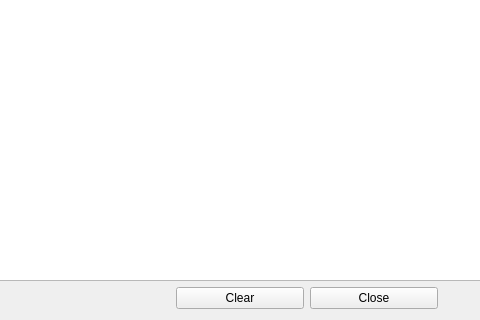
First picture: the form in src/logwindow.ui, repository mhogomchungu/media-downloader, before the edit; both pictures show x 90 to 570 and y 181 to 501 of the 791 by 501 pixel window.
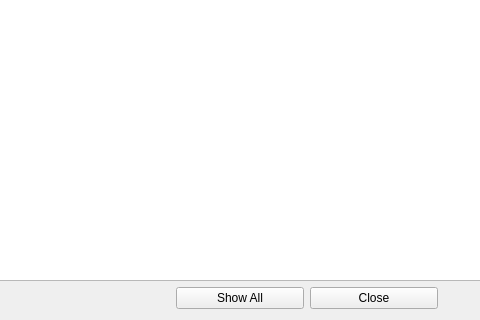
Second picture: the form after the edit.

```diff
--- a/src/logwindow.ui
+++ b/src/logwindow.ui
@@ -68,7 +68,7 @@
       </size>
      </property>
      <property name="text">
-      <string>Clear</string>
+      <string>Show All</string>
      </property>
     </widget>
    </item>
```
Left out of the diff: 8 changed lines with no effect on the pictures.
